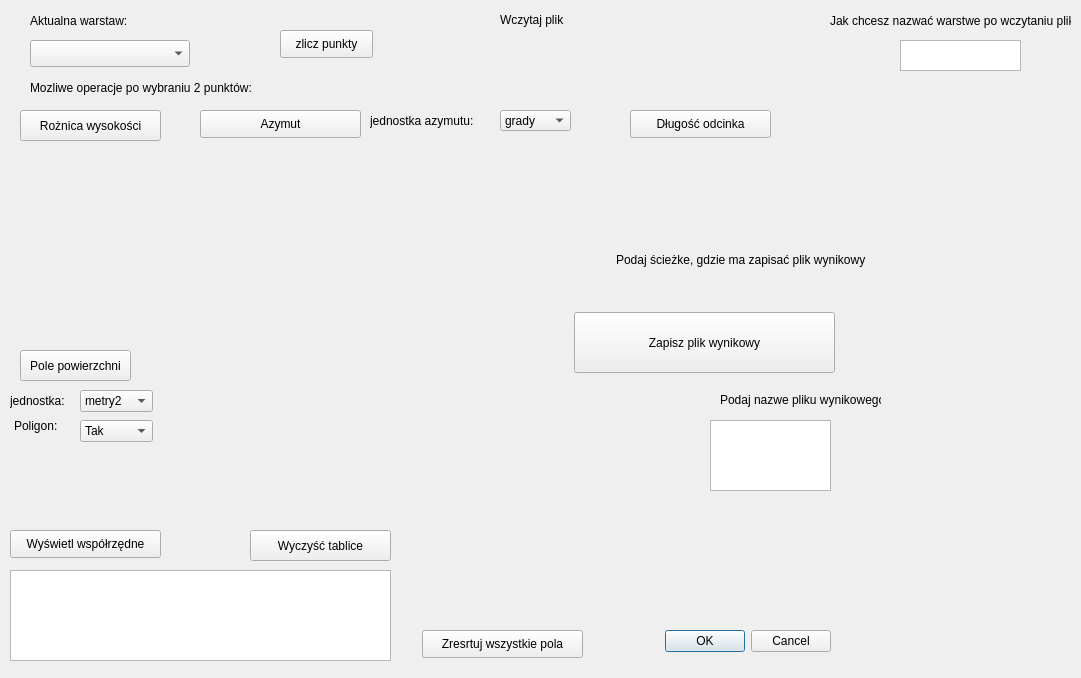
First picture: the form in wtyczka_projekt_3/wtyczka_projekt_3_dialog_base.ui, repository Sawoboh/Informatyka_Projekt_2, before the edit.
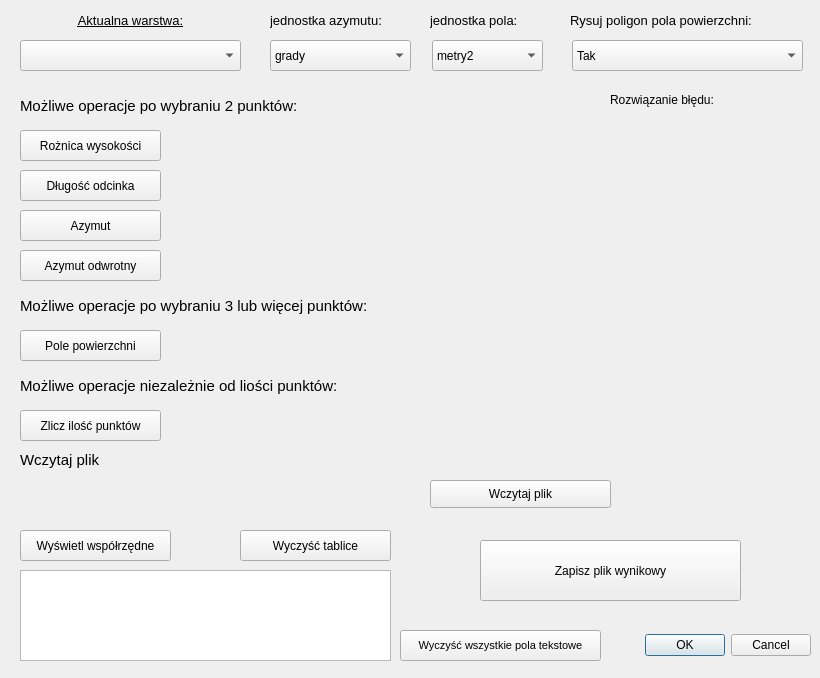
Second picture: the form after the edit. Custom widgets are drawn as their Qt base class.

Commit message: wwtyczka prawie ukończona i usunięcie plików na github

What changed in the file:
```diff
--- a/wtyczka_projekt_3/wtyczka_projekt_3_dialog_base.ui
+++ b/wtyczka_projekt_3/wtyczka_projekt_3_dialog_base.ui
@@ -6,20 +6,25 @@
    <rect>
     <x>0</x>
     <y>0</y>
-    <width>1081</width>
+    <width>820</width>
     <height>678</height>
    </rect>
   </property>
+  <property name="font">
+   <font>
+    <pointsize>9</pointsize>
+   </font>
+  </property>
   <property name="windowTitle">
    <string>Projekt3</string>
   </property>
   <widget class="QDialogButtonBox" name="przycisk_zamkniecia">
    <property name="geometry">
     <rect>
-     <x>460</x>
-     <y>621</y>
-     <width>371</width>
-     <height>41</height>
+     <x>610</x>
+     <y>620</y>
+     <width>201</width>
+     <height>51</height>
     </rect>
    </property>
    <property name="orientation">
@@ -32,22 +37,22 @@
   <widget class="QPushButton" name="zlicz_punkty">
    <property name="geometry">
     <rect>
-     <x>280</x>
-     <y>30</y>
-     <width>93</width>
-     <height>28</height>
+     <x>20</x>
+     <y>410</y>
+     <width>141</width>
+     <height>31</height>
     </rect>
    </property>
    <property name="text">
-    <string>zlicz punkty</string>
+    <string>Zlicz ilość punktów</string>
    </property>
   </widget>
   <widget class="QLabel" name="pokaz_ilosc_punktow">
    <property name="geometry">
     <rect>
-     <x>410</x>
-     <y>30</y>
-     <width>131</width>
+     <x>170</x>
+     <y>410</y>
+     <width>171</width>
      <height>31</height>
     </rect>
    </property>
@@ -58,10 +63,10 @@
   <widget class="QgsMapLayerComboBox" name="mMapLayerComboBox_layers">
    <property name="geometry">
     <rect>
-     <x>30</x>
+     <x>20</x>
      <y>40</y>
-     <width>160</width>
-     <height>27</height>
+     <width>221</width>
+     <height>31</height>
     </rect>
    </property>
   </widget>
@@ -69,7 +74,7 @@
    <property name="geometry">
     <rect>
      <x>20</x>
-     <y>110</y>
+     <y>130</y>
      <width>141</width>
      <height>31</height>
     </rect>
@@ -81,19 +86,24 @@
   <widget class="QTextEdit" name="wspolrzedne">
    <property name="geometry">
     <rect>
-     <x>10</x>
+     <x>20</x>
      <y>570</y>
-     <width>381</width>
+     <width>371</width>
      <height>91</height>
     </rect>
    </property>
+   <property name="font">
+    <font>
+     <pointsize>8</pointsize>
+    </font>
+   </property>
   </widget>
   <widget class="QLabel" name="roznica_wysokosci_wynik">
    <property name="geometry">
     <rect>
-     <x>20</x>
-     <y>150</y>
-     <width>141</width>
+     <x>170</x>
+     <y>130</y>
+     <width>411</width>
      <height>31</height>
     </rect>
    </property>
@@ -105,8 +115,8 @@
    <property name="geometry">
     <rect>
      <x>20</x>
-     <y>350</y>
-     <width>111</width>
+     <y>330</y>
+     <width>141</width>
      <height>31</height>
     </rect>
    </property>
@@ -117,10 +127,10 @@
   <widget class="QLabel" name="pole_powierzchni_wynik">
    <property name="geometry">
     <rect>
-     <x>200</x>
-     <y>360</y>
-     <width>171</width>
-     <height>41</height>
+     <x>170</x>
+     <y>330</y>
+     <width>271</width>
+     <height>31</height>
     </rect>
    </property>
    <property name="text">
@@ -130,10 +140,10 @@
   <widget class="QPushButton" name="wyswietlanie_wspolrzednych">
    <property name="geometry">
     <rect>
-     <x>10</x>
+     <x>20</x>
      <y>530</y>
      <width>151</width>
-     <height>28</height>
+     <height>31</height>
     </rect>
    </property>
    <property name="text">
@@ -143,9 +153,9 @@
   <widget class="QPushButton" name="wyczyszczenie_tablicy">
    <property name="geometry">
     <rect>
-     <x>250</x>
+     <x>240</x>
      <y>530</y>
-     <width>141</width>
+     <width>151</width>
      <height>31</height>
     </rect>
    </property>
@@ -156,36 +166,52 @@
   <widget class="QLabel" name="Aktualna_warstwa">
    <property name="geometry">
     <rect>
-     <x>30</x>
+     <x>20</x>
      <y>10</y>
-     <width>171</width>
+     <width>221</width>
      <height>21</height>
     </rect>
    </property>
+   <property name="font">
+    <font>
+     <pointsize>10</pointsize>
+     <weight>50</weight>
+     <bold>false</bold>
+     <underline>true</underline>
+    </font>
+   </property>
    <property name="text">
-    <string>Aktualna warstaw:</string>
+    <string>Aktualna warstwa:</string>
+   </property>
+   <property name="alignment">
+    <set>Qt::AlignCenter</set>
    </property>
   </widget>
   <widget class="QLabel" name="operacj_na_2_punktach">
    <property name="geometry">
     <rect>
-     <x>30</x>
-     <y>80</y>
-     <width>251</width>
-     <height>16</height>
+     <x>20</x>
+     <y>90</y>
+     <width>401</width>
+     <height>31</height>
     </rect>
    </property>
+   <property name="font">
+    <font>
+     <pointsize>11</pointsize>
+    </font>
+   </property>
    <property name="text">
-    <string>Mozliwe operacje po wybraniu 2 punktów:</string>
+    <string>Możliwe operacje po wybraniu 2 punktów:</string>
    </property>
   </widget>
   <widget class="QPushButton" name="azymut">
    <property name="geometry">
     <rect>
-     <x>200</x>
-     <y>110</y>
-     <width>161</width>
-     <height>28</height>
+     <x>20</x>
+     <y>210</y>
+     <width>141</width>
+     <height>31</height>
     </rect>
    </property>
    <property name="text">
@@ -195,10 +221,10 @@
   <widget class="QPushButton" name="dlugosc_odcinka">
    <property name="geometry">
     <rect>
-     <x>630</x>
-     <y>110</y>
+     <x>20</x>
+     <y>170</y>
      <width>141</width>
-     <height>28</height>
+     <height>31</height>
     </rect>
    </property>
    <property name="text">
@@ -208,9 +234,9 @@
   <widget class="QLabel" name="azymut_wynik">
    <property name="geometry">
     <rect>
-     <x>200</x>
-     <y>150</y>
-     <width>161</width>
+     <x>170</x>
+     <y>210</y>
+     <width>491</width>
      <height>31</height>
     </rect>
    </property>
@@ -221,9 +247,9 @@
   <widget class="QLabel" name="dlugosc_odcinka_wynik">
    <property name="geometry">
     <rect>
-     <x>620</x>
-     <y>150</y>
-     <width>201</width>
+     <x>170</x>
+     <y>170</y>
+     <width>361</width>
      <height>31</height>
     </rect>
    </property>
@@ -234,9 +260,9 @@
   <widget class="QLabel" name="azymut_odwrotny_wynik">
    <property name="geometry">
     <rect>
-     <x>380</x>
-     <y>150</y>
-     <width>201</width>
+     <x>170</x>
+     <y>250</y>
+     <width>451</width>
      <height>31</height>
     </rect>
    </property>
@@ -247,10 +273,10 @@
   <widget class="QLabel" name="blad_rozwiazanie">
    <property name="geometry">
     <rect>
-     <x>310</x>
-     <y>80</y>
-     <width>171</width>
-     <height>16</height>
+     <x>610</x>
+     <y>120</y>
+     <width>191</width>
+     <height>21</height>
     </rect>
    </property>
    <property name="text">
@@ -260,12 +286,18 @@
   <widget class="QComboBox" name="jednostka_azymut">
    <property name="geometry">
     <rect>
-     <x>500</x>
-     <y>110</y>
-     <width>71</width>
-     <height>21</height>
+     <x>270</x>
+     <y>40</y>
+     <width>141</width>
+     <height>31</height>
     </rect>
    </property>
+   <property name="currentIndex">
+    <number>0</number>
+   </property>
+   <property name="sizeAdjustPolicy">
+    <enum>QComboBox::AdjustToMinimumContentsLength</enum>
+   </property>
    <item>
     <property name="text">
      <string>grady</string>
@@ -280,10 +312,10 @@
   <widget class="QComboBox" name="jednostka_pole">
    <property name="geometry">
     <rect>
-     <x>80</x>
-     <y>390</y>
-     <width>73</width>
-     <height>22</height>
+     <x>432</x>
+     <y>40</y>
+     <width>111</width>
+     <height>31</height>
     </rect>
    </property>
    <item>
@@ -305,12 +337,17 @@
   <widget class="QLabel" name="jednostak_a">
    <property name="geometry">
     <rect>
-     <x>370</x>
-     <y>100</y>
-     <width>141</width>
-     <height>41</height>
+     <x>270</x>
+     <y>10</y>
+     <width>151</width>
+     <height>21</height>
     </rect>
    </property>
+   <property name="font">
+    <font>
+     <pointsize>10</pointsize>
+    </font>
+   </property>
    <property name="text">
     <string>jednostka azymutu:</string>
    </property>
@@ -318,49 +355,64 @@
   <widget class="QLabel" name="jednostak_p">
    <property name="geometry">
     <rect>
-     <x>10</x>
-     <y>390</y>
-     <width>61</width>
+     <x>430</x>
+     <y>10</y>
+     <width>121</width>
      <height>21</height>
     </rect>
    </property>
+   <property name="font">
+    <font>
+     <pointsize>10</pointsize>
+    </font>
+   </property>
    <property name="text">
-    <string>jednostka:</string>
+    <string>jednostka pola:</string>
    </property>
   </widget>
   <widget class="QPushButton" name="resetuj_wszystko">
    <property name="geometry">
     <rect>
-     <x>422</x>
+     <x>400</x>
      <y>630</y>
-     <width>161</width>
-     <height>28</height>
+     <width>201</width>
+     <height>31</height>
     </rect>
    </property>
+   <property name="font">
+    <font>
+     <pointsize>8</pointsize>
+    </font>
+   </property>
    <property name="text">
-    <string>Zresrtuj wszystkie pola</string>
+    <string>Wyczyść wszystkie pola tekstowe</string>
    </property>
   </widget>
   <widget class="QLabel" name="poligon">
    <property name="geometry">
     <rect>
-     <x>14</x>
-     <y>416</y>
-     <width>61</width>
-     <height>20</height>
+     <x>570</x>
+     <y>10</y>
+     <width>251</width>
+     <height>21</height>
     </rect>
    </property>
+   <property name="font">
+    <font>
+     <pointsize>10</pointsize>
+    </font>
+   </property>
    <property name="text">
-    <string>Poligon:</string>
+    <string>Rysuj poligon pola powierzchni:</string>
    </property>
   </widget>
   <widget class="QComboBox" name="poligon_wybor">
    <property name="geometry">
     <rect>
-     <x>80</x>
-     <y>420</y>
-     <width>73</width>
-     <height>22</height>
+     <x>572</x>
+     <y>40</y>
+     <width>231</width>
+     <height>31</height>
     </rect>
    </property>
    <item>
@@ -377,109 +429,122 @@
   <widget class="QgsFileWidget" name="wybor_pliku">
    <property name="geometry">
     <rect>
-     <x>479</x>
-     <y>30</y>
-     <width>381</width>
-     <height>27</height>
+     <x>20</x>
+     <y>480</y>
+     <width>371</width>
+     <height>31</height>
     </rect>
    </property>
   </widget>
   <widget class="QPushButton" name="zapisanie_pliku">
    <property name="geometry">
     <rect>
-     <x>574</x>
-     <y>312</y>
+     <x>480</x>
+     <y>540</y>
      <width>261</width>
      <height>61</height>
     </rect>
    </property>
+   <property name="font">
+    <font>
+     <pointsize>9</pointsize>
+    </font>
+   </property>
    <property name="text">
     <string>Zapisz plik wynikowy</string>
    </property>
   </widget>
-  <widget class="QTextEdit" name="nazwa_pliku_wynikowego">
-   <property name="geometry">
-    <rect>
-     <x>710</x>
-     <y>420</y>
-     <width>121</width>
-     <height>71</height>
-    </rect>
-   </property>
-  </widget>
-  <widget class="QTextEdit" name="nazwa_warstwy">
-   <property name="geometry">
-    <rect>
-     <x>900</x>
-     <y>40</y>
-     <width>121</width>
-     <height>31</height>
-    </rect>
-   </property>
-  </widget>
-  <widget class="QLabel" name="label">
-   <property name="geometry">
-    <rect>
-     <x>830</x>
-     <y>10</y>
-     <width>241</width>
-     <height>21</height>
-    </rect>
-   </property>
-   <property name="text">
-    <string>Jak chcesz nazwać warstwe po wczytaniu pliku?</string>
-   </property>
-  </widget>
-  <widget class="QLabel" name="label_2">
-   <property name="geometry">
-    <rect>
-     <x>720</x>
-     <y>390</y>
-     <width>161</width>
-     <height>20</height>
-    </rect>
-   </property>
-   <property name="text">
-    <string>Podaj nazwe pliku wynikowego:</string>
-   </property>
-  </widget>
   <widget class="QLabel" name="label_3">
    <property name="geometry">
     <rect>
-     <x>500</x>
-     <y>10</y>
+     <x>20</x>
+     <y>450</y>
      <width>191</width>
      <height>20</height>
     </rect>
    </property>
+   <property name="font">
+    <font>
+     <pointsize>11</pointsize>
+    </font>
+   </property>
    <property name="text">
     <string>Wczytaj plik</string>
    </property>
   </widget>
-  <widget class="QgsFileWidget" name="sciezka_do_zapisu">
+  <widget class="QPushButton" name="azymut_odwrotny">
    <property name="geometry">
     <rect>
-     <x>609</x>
-     <y>280</y>
-     <width>351</width>
-     <height>27</height>
+     <x>20</x>
+     <y>250</y>
+     <width>141</width>
+     <height>31</height>
     </rect>
    </property>
-   <property name="fileWidgetButtonVisible">
-    <bool>true</bool>
+   <property name="text">
+    <string>Azymut odwrotny</string>
+   </property>
+  </widget>
+  <widget class="QLabel" name="label_2">
+   <property name="geometry">
+    <rect>
+     <x>20</x>
+     <y>290</y>
+     <width>421</width>
+     <height>31</height>
+    </rect>
+   </property>
+   <property name="font">
+    <font>
+     <pointsize>11</pointsize>
+    </font>
+   </property>
+   <property name="text">
+    <string>Możliwe operacje po wybraniu 3 lub więcej punktów:</string>
    </property>
   </widget>
   <widget class="QLabel" name="label_4">
    <property name="geometry">
     <rect>
-     <x>616</x>
-     <y>250</y>
-     <width>311</width>
+     <x>20</x>
+     <y>370</y>
+     <width>391</width>
+     <height>31</height>
+    </rect>
+   </property>
+   <property name="font">
+    <font>
+     <pointsize>11</pointsize>
+    </font>
+   </property>
+   <property name="text">
+    <string>Możliwe operacje niezależnie od liości punktów:</string>
+   </property>
+  </widget>
+  <widget class="QLabel" name="label_5">
+   <property name="geometry">
+    <rect>
+     <x>610</x>
+     <y>90</y>
+     <width>171</width>
      <height>20</height>
     </rect>
    </property>
    <property name="text">
-    <string>Podaj ścieżke, gdzie ma zapisać plik wynikowy</string>
+    <string>Rozwiązanie błędu:</string>
+   </property>
+  </widget>
+  <widget class="QPushButton" name="wczytaj_plik">
+   <property name="geometry">
+    <rect>
+     <x>430</x>
+     <y>480</y>
+     <width>181</width>
+     <height>28</height>
+    </rect>
+   </property>
+   <property name="text">
+    <string>Wczytaj plik</string>
    </property>
   </widget>
  </widget>
```
Left out of the diff: 3 changed lines with no effect on the pictures. The commit also changes 9 other files.
